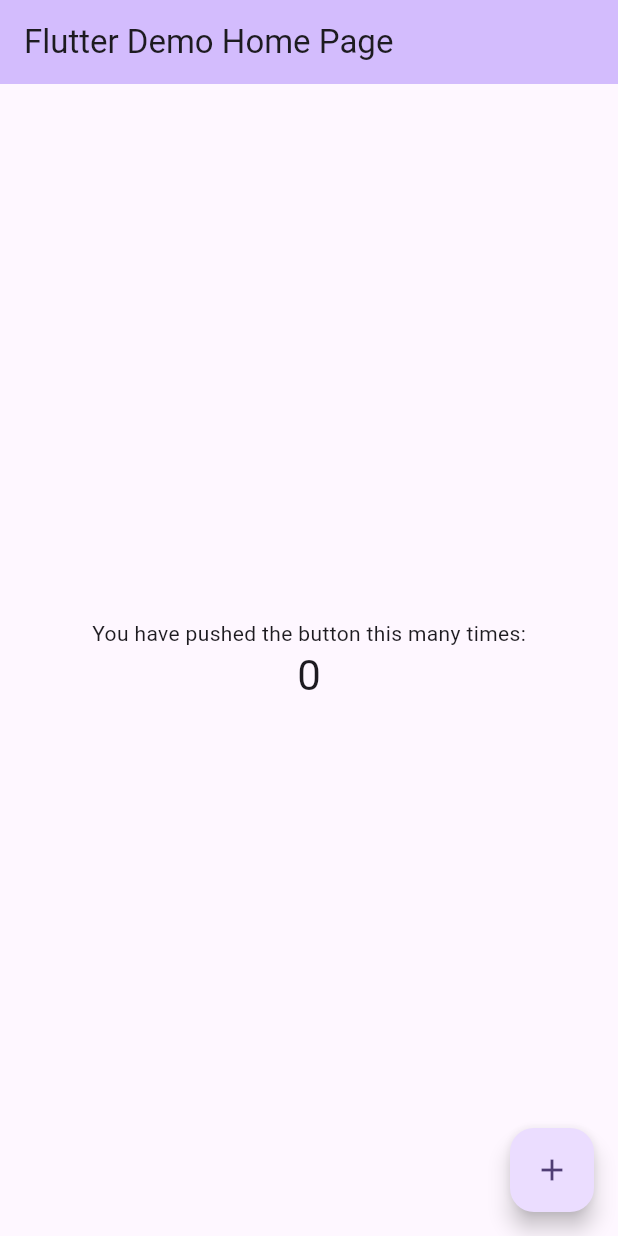
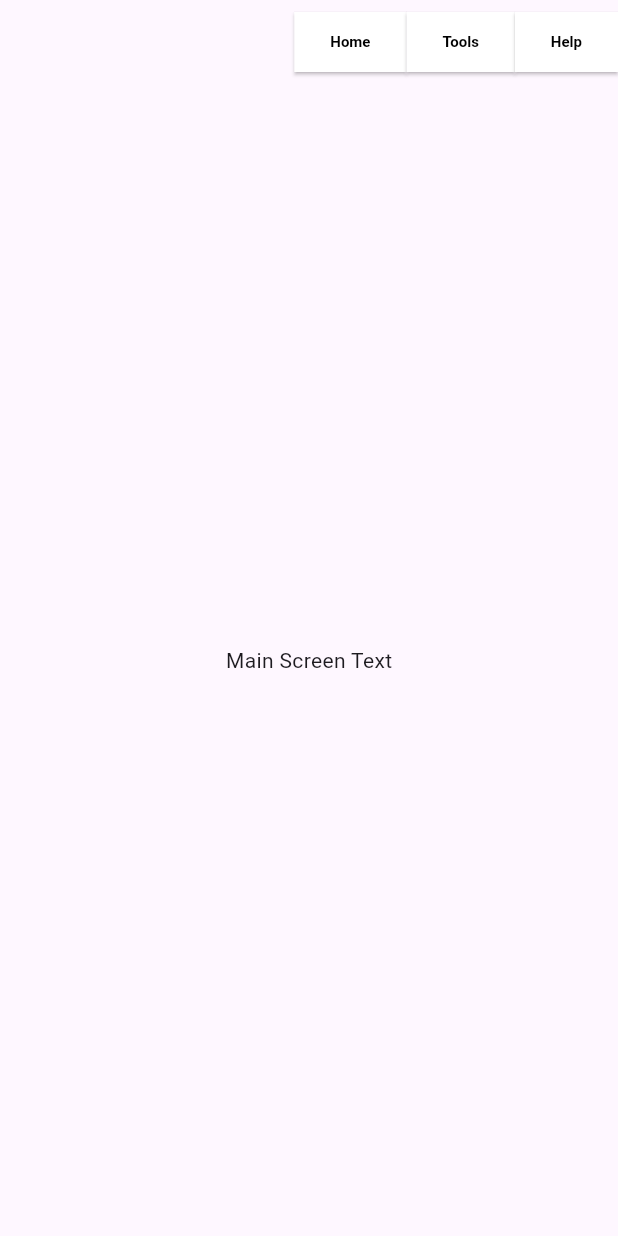
Before and after one commit to Srimadhav2007/se-project, a Flutter app: the screen it shows after launch, on a phone screen of 412 x 824 dp. Run offline on Flutter 3.47's test engine with Material 3 defaults, Android fonts, the phone set to English and light mode, and no system bars; our stand-ins replace firebase_auth, firebase_core; accounts and stored records are empty.

Commit message:
Small update

```diff
--- a/project/lib/main.dart
+++ b/project/lib/main.dart
@@ -1,122 +1,129 @@
 import 'package:flutter/material.dart';
 
-void main() {
-  runApp(const MyApp());
+
+void main(){
+
+  runApp(const myApp());
 }
 
-class MyApp extends StatelessWidget {
-  const MyApp({super.key});
-
-  // This widget is the root of your application.
+class myApp extends StatelessWidget{
+  const myApp({super.key});
   @override
-  Widget build(BuildContext context) {
+  Widget build(BuildContext context){
     return MaterialApp(
-      title: 'Flutter Demo',
-      theme: ThemeData(
-        // This is the theme of your application.
-        //
-        // TRY THIS: Try running your application with "flutter run". You'll see
-        // the application has a purple toolbar. Then, without quitting the app,
-        // try changing the seedColor in the colorScheme below to Colors.green
-        // and then invoke "hot reload" (save your changes or press the "hot
-        // reload" button in a Flutter-supported IDE, or press "r" if you used
-        // the command line to start the app).
-        //
-        // Notice that the counter didn't reset back to zero; the application
-        // state is not lost during the reload. To reset the state, use hot
-        // restart instead.
-        //
-        // This works for code too, not just values: Most code changes can be
-        // tested with just a hot reload.
-        colorScheme: ColorScheme.fromSeed(seedColor: Colors.deepPurple),
-      ),
-      home: const MyHomePage(title: 'Flutter Demo Home Page'),
+      debugShowCheckedModeBanner: false,
+      home: Helper(),
     );
   }
 }
 
-class MyHomePage extends StatefulWidget {
-  const MyHomePage({super.key, required this.title});
-
-  // This widget is the home page of your application. It is stateful, meaning
-  // that it has a State object (defined below) that contains fields that affect
-  // how it looks.
-
-  // This class is the configuration for the state. It holds the values (in this
-  // case the title) provided by the parent (in this case the App widget) and
-  // used by the build method of the State. Fields in a Widget subclass are
-  // always marked "final".
-
-  final String title;
-
-  @override
-  State<MyHomePage> createState() => _MyHomePageState();
-}
-
-class _MyHomePageState extends State<MyHomePage> {
-  int _counter = 0;
-
-  void _incrementCounter() {
-    setState(() {
-      // This call to setState tells the Flutter framework that something has
-      // changed in this State, which causes it to rerun the build method below
-      // so that the display can reflect the updated values. If we changed
-      // _counter without calling setState(), then the build method would not be
-      // called again, and so nothing would appear to happen.
-      _counter++;
-    });
-  }
+class Helper extends StatelessWidget {
+  const Helper({super.key});
 
   @override
   Widget build(BuildContext context) {
-    // This method is rerun every time setState is called, for instance as done
-    // by the _incrementCounter method above.
-    //
-    // The Flutter framework has been optimized to make rerunning build methods
-    // fast, so that you can just rebuild anything that needs updating rather
-    // than having to individually change instances of widgets.
     return Scaffold(
       appBar: AppBar(
-        // TRY THIS: Try changing the color here to a specific color (to
-        // Colors.amber, perhaps?) and trigger a hot reload to see the AppBar
-        // change color while the other colors stay the same.
-        backgroundColor: Theme.of(context).colorScheme.inversePrimary,
-        // Here we take the value from the MyHomePage object that was created by
-        // the App.build method, and use it to set our appbar title.
-        title: Text(widget.title),
+        actions: [
+          _buildActionButton(context, "Home"),
+          _buildActionButton(context, "Tools"),
+          _buildActionButton(context, "Help"),
+        ],
       ),
-      body: Center(
-        // Center is a layout widget. It takes a single child and positions it
-        // in the middle of the parent.
-        child: Column(
-          // Column is also a layout widget. It takes a list of children and
-          // arranges them vertically. By default, it sizes itself to fit its
-          // children horizontally, and tries to be as tall as its parent.
-          //
-          // Column has various properties to control how it sizes itself and
-          // how it positions its children. Here we use mainAxisAlignment to
-          // center the children vertically; the main axis here is the vertical
-          // axis because Columns are vertical (the cross axis would be
-          // horizontal).
-          //
-          // TRY THIS: Invoke "debug painting" (choose the "Toggle Debug Paint"
-          // action in the IDE, or press "p" in the console), to see the
-          // wireframe for each widget.
-          mainAxisAlignment: MainAxisAlignment.center,
-          children: <Widget>[
-            const Text('You have pushed the button this many times:'),
-            Text(
-              '$_counter',
-              style: Theme.of(context).textTheme.headlineMedium,
-            ),
-          ],
+      body: const Center(
+        child: Text("Main Screen Text"),
+      ),
+    );
+  }
+
+  Widget _buildActionButton(BuildContext context, String text) {
+    return ElevatedButton(
+      onPressed: () {
+        // Navigate to a new screen when the button is pressed
+        Navigator.push(
+          context,
+          MaterialPageRoute(
+            builder: (context) => SecondScreen(title: text),
+          ),
+        );
+      },
+      style: ElevatedButton.styleFrom(
+        backgroundColor: const Color.fromARGB(255, 255, 255, 255),
+        foregroundColor: const Color.fromARGB(255, 0, 0, 0),
+        padding: const EdgeInsets.symmetric(horizontal: 24, vertical: 12),
+        textStyle: const TextStyle(
+          fontSize: 10,
+          fontWeight: FontWeight.bold,
+          fontFamily: 'Roboto',
         ),
+        shape: const BeveledRectangleBorder(),
       ),
-      floatingActionButton: FloatingActionButton(
-        onPressed: _incrementCounter,
-        tooltip: 'Increment',
-        child: const Icon(Icons.add),
-      ), // This trailing comma makes auto-formatting nicer for build methods.
+      child: Text(text),
     );
   }
 }
+
+// This is the new screen that will "pop up"
+class SecondScreen extends StatelessWidget {
+  final String title;
+
+  const SecondScreen({super.key, required this.title});
+
+  @override
+  Widget build(BuildContext context) {
+    return Scaffold(
+      appBar: AppBar(
+        title: Text(title),
+      ),
+      body:
+        checkAndReturn(title)
+    );
+  }
+  Widget checkAndReturn(String title){
+    if(title=="Home") return homeReturn();
+    else if(title=="Tools") return toolsReturn();
+    else return helpReturn();
+  }
+  Widget homeReturn(){
+    return Center(
+      child: Column(
+        children: [
+          Padding(
+            padding: const EdgeInsets.all(8.0),
+            child: ElevatedButton(onPressed: (){},child: Text("Admin Login"),),
+          ),
+          Padding(
+            padding: const EdgeInsets.all(8.0),
+            child: ElevatedButton(onPressed: (){},child: Text("Trainer Login"),),
+          ),
+          Padding(
+            padding: const EdgeInsets.all(8.0),
+            child: ElevatedButton(onPressed: (){},child: Text("User Login"),),
+          ),
+        ],
+      ),
+    );
+  }
+  Widget toolsReturn(){
+    return Center(
+      child: Column(
+        children: [
+          ElevatedButton(onPressed: (){}, child: Text("Theme")),
+        ],
+      ),
+    );
+  }
+  Widget helpReturn(){
+    return Center(
+      child: Column(
+        children: [
+          ElevatedButton(onPressed: (){}, child: Text("FAQs")),
+        ],
+      ),
+    );
+  }
+}
+
+class myAppState extends ChangeNotifier{
+
+}
--- a/project/pubspec.yaml
+++ b/project/pubspec.yaml
@@ -34,6 +34,11 @@ dependencies:
   # The following adds the Cupertino Icons font to your application.
   # Use with the CupertinoIcons class for iOS style icons.
   cupertino_icons: ^1.0.8
+  firebase_core: ^4.0.0
+  firebase_auth: ^6.0.1
+  cloud_firestore: ^6.0.0
+  firebase_storage: ^13.0.0
+  firebase_messaging: ^16.0.0
 
 dev_dependencies:
   flutter_test:
```
Also changed, not shown: project/lib/people/admin.dart (added, +16 -0 lines), project/lib/people/trainer.dart (added, +10 -0 lines), project/lib/people/user.dart (added, +16 -0 lines), project/lib/people/worker.dart (added, +29 -0 lines), project/firebase.json (added), project/lib/firebase_options.dart (added), project/pubspec.lock, 6 other files.
